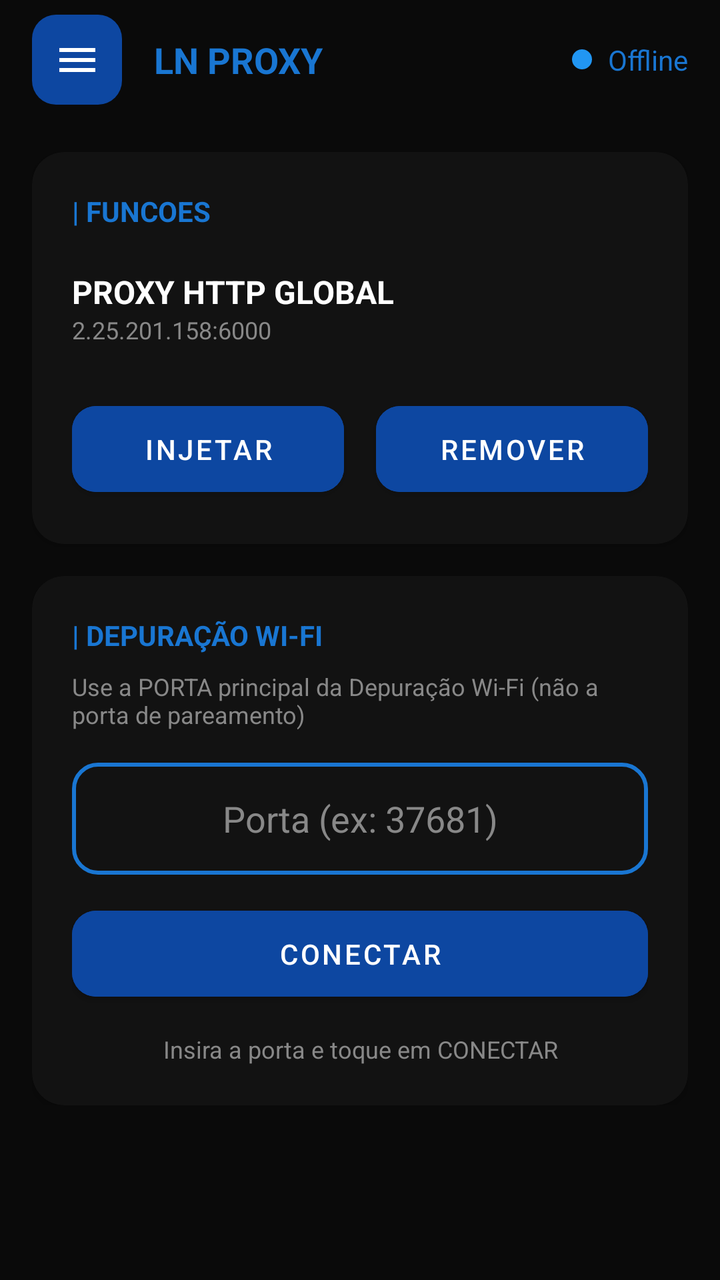
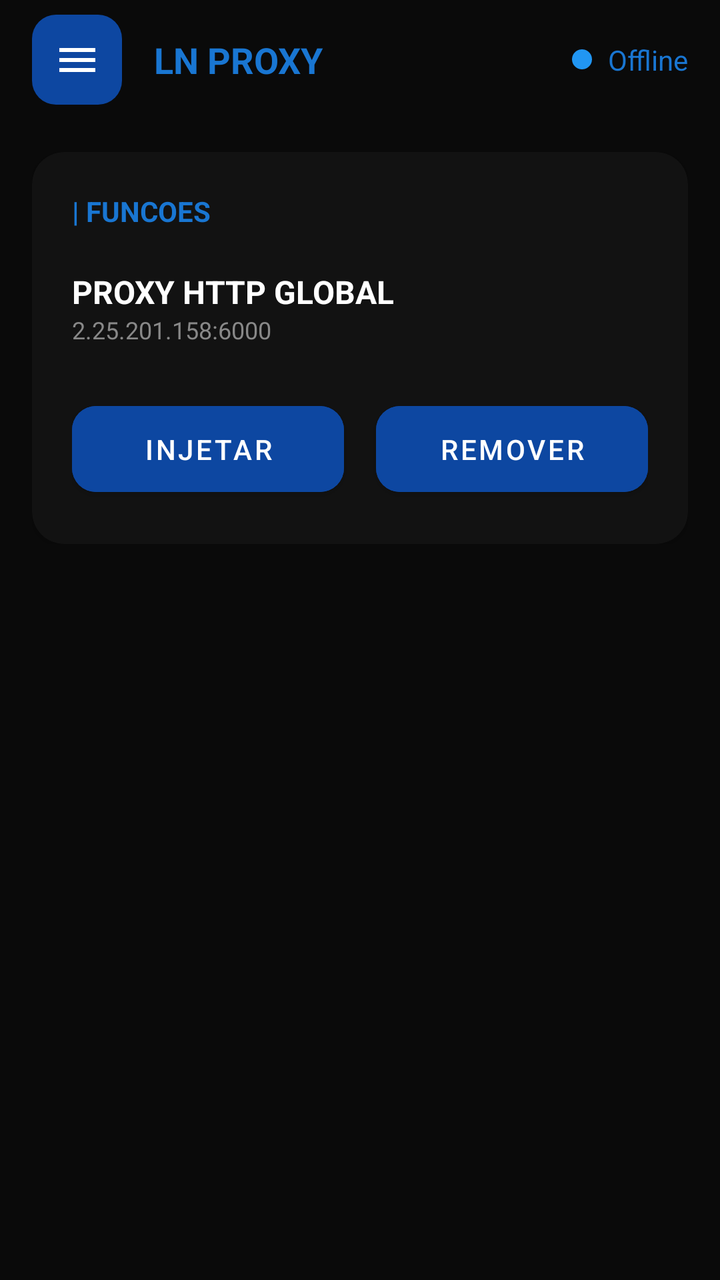

Compare the two renders of this Android layout. The source of the first and the diff that turns it into the second are given below.
<!-- AndroidManifest.xml: application theme Theme.App -->
<!-- res/layout/activity_main.xml -->
<?xml version="1.0" encoding="utf-8"?>
<androidx.drawerlayout.widget.DrawerLayout xmlns:android="http://schemas.android.com/apk/res/android"
    xmlns:app="http://schemas.android.com/apk/res-auto"
    android:id="@+id/drawer_layout"
    android:layout_width="match_parent"
    android:layout_height="match_parent"
    android:background="@color/background_dark">

    <LinearLayout
        android:layout_width="match_parent"
        android:layout_height="match_parent"
        android:orientation="vertical">

        
        <RelativeLayout
            android:id="@+id/toolbar_bg"
            android:layout_width="match_parent"
            android:layout_height="60dp"
            android:background="@color/background_dark">

            <ImageButton
                android:id="@+id/btn_menu"
                android:layout_width="45dp"
                android:layout_height="45dp"
                android:layout_centerVertical="true"
                android:layout_marginStart="16dp"
                android:background="@drawable/bg_menu_button"
                android:src="@drawable/ic_menu" />

            <TextView
                android:id="@+id/tv_title"
                android:layout_width="wrap_content"
                android:layout_height="wrap_content"
                android:layout_centerVertical="true"
                android:layout_marginStart="16dp"
                android:layout_toEndOf="@id/btn_menu"
                android:text="LN PROXY"
                android:textColor="@color/blue_accent"
                android:textSize="18sp"
                android:textStyle="bold" />

            <TextView
                android:id="@+id/tv_status"
                android:layout_width="wrap_content"
                android:layout_height="wrap_content"
                android:layout_alignParentEnd="true"
                android:layout_centerVertical="true"
                android:layout_marginEnd="16dp"
                android:drawablePadding="8dp"
                android:text="Offline"
                android:textColor="@color/blue_accent"
                app:drawableStartCompat="@drawable/ic_dot_offline" />
        </RelativeLayout>

        <ScrollView
            android:layout_width="match_parent"
            android:layout_height="match_parent">

            <LinearLayout
                android:layout_width="match_parent"
                android:layout_height="wrap_content"
                android:orientation="vertical"
                android:padding="16dp">

                
                <androidx.cardview.widget.CardView
                    android:layout_width="match_parent"
                    android:layout_height="wrap_content"
                    app:cardBackgroundColor="@color/card_dark"
                    app:cardCornerRadius="16dp">

                    <LinearLayout
                        android:layout_width="match_parent"
                        android:layout_height="wrap_content"
                        android:orientation="vertical"
                        android:padding="20dp">

                        <TextView
                            android:layout_width="wrap_content"
                            android:layout_height="wrap_content"
                            android:text="| FUNCOES"
                            android:textColor="@color/blue_accent"
                            android:textStyle="bold" />

                        <RelativeLayout
                            android:layout_width="match_parent"
                            android:layout_height="wrap_content"
                            android:layout_marginTop="20dp">

                            <LinearLayout
                                android:layout_width="wrap_content"
                                android:layout_height="wrap_content"
                                android:orientation="vertical">

                                <TextView
                                    android:layout_width="wrap_content"
                                    android:layout_height="wrap_content"
                                    android:text="PROXY HTTP GLOBAL"
                                    android:textColor="@color/white"
                                    android:textSize="16sp"
                                    android:textStyle="bold" />

                                <TextView
                                    android:layout_width="wrap_content"
                                    android:layout_height="wrap_content"
                                    android:text="2.25.201.158:6000"
                                    android:textColor="@color/gray_text"
                                    android:textSize="12sp" />
                            </LinearLayout>
                        </RelativeLayout>

                        <LinearLayout
                            android:layout_width="match_parent"
                            android:layout_height="wrap_content"
                            android:layout_marginTop="24dp"
                            android:orientation="horizontal">

                            <Button
                                android:id="@+id/btn_inject"
                                android:layout_width="0dp"
                                android:layout_height="55dp"
                                android:layout_marginEnd="8dp"
                                android:layout_weight="1"
                                android:backgroundTint="@color/blue_primary"
                                android:text="INJETAR"
                                android:textColor="@color/white"
                                app:cornerRadius="12dp" />

                            <Button
                                android:id="@+id/btn_remove"
                                android:layout_width="0dp"
                                android:layout_height="55dp"
                                android:layout_marginStart="8dp"
                                android:layout_weight="1"
                                android:backgroundTint="@color/blue_primary"
                                android:text="REMOVER"
                                android:textColor="@color/white"
                                app:cornerRadius="12dp" />
                        </LinearLayout>
                    </LinearLayout>
                </androidx.cardview.widget.CardView>

                
                <androidx.cardview.widget.CardView
                    android:id="@+id/card_pairing"
                    android:layout_width="match_parent"
                    android:layout_height="wrap_content"
                    android:layout_marginTop="16dp"
                    android:focusable="true"
                    android:focusableInTouchMode="true"
                    app:cardBackgroundColor="@color/card_dark"
                    app:cardCornerRadius="16dp">

                    <LinearLayout
                        android:layout_width="match_parent"
                        android:layout_height="wrap_content"
                        android:orientation="vertical"
                        android:padding="20dp">

                        <TextView
                            android:layout_width="wrap_content"
                            android:layout_height="wrap_content"
                            android:text="| DEPURAÇÃO WI-FI"
                            android:textColor="@color/blue_accent"
                            android:textStyle="bold" />

                        <TextView
                            android:layout_width="match_parent"
                            android:layout_height="wrap_content"
                            android:layout_marginTop="8dp"
                            android:text="Use a PORTA principal da Depuração Wi-Fi (não a porta de pareamento)"
                            android:textColor="@color/gray_text"
                            android:textSize="12sp" />

                        <EditText
                            android:id="@+id/et_main_port"
                            android:layout_width="match_parent"
                            android:layout_height="56dp"
                            android:layout_marginTop="16dp"
                            android:background="@drawable/bg_edittext"
                            android:gravity="center"
                            android:hint="Porta (ex: 37681)"
                            android:inputType="number"
                            android:textColor="@color/white"
                            android:textColorHint="@color/gray_text" />

                        <Button
                            android:id="@+id/btn_connect_adb"
                            android:layout_width="match_parent"
                            android:layout_height="55dp"
                            android:layout_marginTop="12dp"
                            android:backgroundTint="@color/blue_primary"
                            android:text="CONECTAR"
                            android:textColor="@color/white"
                            app:cornerRadius="12dp" />

                        <TextView
                            android:id="@+id/tv_pairing_status"
                            android:layout_width="match_parent"
                            android:layout_height="wrap_content"
                            android:layout_marginTop="12dp"
                            android:gravity="center"
                            android:text="Insira a porta e toque em CONECTAR"
                            android:textColor="@color/gray_text"
                            android:textSize="12sp" />
                    </LinearLayout>
                </androidx.cardview.widget.CardView>

            </LinearLayout>
        </ScrollView>

    </LinearLayout>

    
    <com.google.android.material.navigation.NavigationView
        android:id="@+id/nav_view"
        android:layout_width="wrap_content"
        android:layout_height="match_parent"
        android:layout_gravity="start"
        android:background="@color/background_dark">

        <LinearLayout
            android:layout_width="match_parent"
            android:layout_height="match_parent"
            android:orientation="vertical"
            android:padding="20dp">

            <TextView
                android:layout_width="wrap_content"
                android:layout_height="wrap_content"
                android:text="LN PROXY"
                android:textColor="@color/blue_accent"
                android:textStyle="bold" />

            <Button
                android:id="@+id/btn_nav_connect"
                android:layout_width="match_parent"
                android:layout_height="wrap_content"
                android:layout_marginTop="40dp"
                android:background="@android:color/transparent"
                android:drawableStart="@drawable/ic_connect"
                android:drawablePadding="16dp"
                android:gravity="start|center_vertical"
                android:text="Conectar"
                android:textAllCaps="false"
                android:textColor="@color/white" />

            <Button
                android:id="@+id/btn_nav_info"
                android:layout_width="match_parent"
                android:layout_height="wrap_content"
                android:layout_marginTop="16dp"
                android:background="@android:color/transparent"
                android:drawableStart="@drawable/ic_info"
                android:drawablePadding="16dp"
                android:gravity="start|center_vertical"
                android:text="Info"
                android:textAllCaps="false"
                android:textColor="@color/white" />

        </LinearLayout>
    </com.google.android.material.navigation.NavigationView>

</androidx.drawerlayout.widget.DrawerLayout>
<!-- resources referenced by this layout -->
<resources>
  <color name="background_dark">#0A0A0A</color>
  <color name="blue_accent">#1976D2</color>
  <color name="blue_primary">#0D47A1</color>
  <color name="card_dark">#121212</color>
  <color name="gray_text">#888888</color>
  <color name="white">#FFFFFFFF</color>
  <!-- drawable bg_edittext (drawable) -->
  <?xml version="1.0" encoding="utf-8"?>
  <shape xmlns:android="http://schemas.android.com/apk/res/android">
      <solid android:color="@color/card_dark" />
      <stroke android:width="2dp" android:color="@color/blue_accent" />
      <corners android:radius="12dp" />
  </shape>
  <!-- drawable bg_menu_button (drawable) -->
  <?xml version="1.0" encoding="utf-8"?>
  <shape xmlns:android="http://schemas.android.com/apk/res/android">
      <solid android:color="@color/blue_primary" />
      <corners android:radius="12dp" />
  </shape>
  <!-- drawable ic_connect (drawable) -->
  <vector xmlns:android="http://schemas.android.com/apk/res/android" android:width="24dp" android:height="24dp" android:viewportWidth="24" android:viewportHeight="24"><path android:fillColor="#FFFFFF" android:pathData="M17,16l-4,-4l4,-4l1.42,1.42L15.83,11H21v2h-5.17l2.58,2.58L17,16zM7,8l4,4l-4,4l-1.42,-1.42L8.17,13H3v-2h5.17L5.58,9.42L7,8z"/></vector>
  <!-- drawable ic_dot_offline (drawable) -->
  <?xml version="1.0" encoding="utf-8"?>
  <shape xmlns:android="http://schemas.android.com/apk/res/android" android:shape="oval">
      <solid android:color="@color/offline_dot" />
      <size android:width="10dp" android:height="10dp" />
  </shape>
  <!-- drawable ic_info (drawable) -->
  <vector xmlns:android="http://schemas.android.com/apk/res/android" android:width="24dp" android:height="24dp" android:viewportWidth="24" android:viewportHeight="24"><path android:fillColor="#FFFFFF" android:pathData="M12,2C6.48,2 2,6.48 2,12s4.48,10 10,10 10,-4.48 10,-10S17.52,2 12,2zM13,17h-2v-6h2v6zM13,9h-2V7h2v2z"/></vector>
  <!-- drawable ic_menu (drawable) -->
  <vector xmlns:android="http://schemas.android.com/apk/res/android" android:width="24dp" android:height="24dp" android:viewportWidth="24" android:viewportHeight="24"><path android:fillColor="#FFFFFF" android:pathData="M3,18h18v-2H3v2zM3,13h18v-2H3v2zM3,6v2h18V6H3z"/></vector>
  <style name="Theme.App" parent="Theme.MaterialComponents.NoActionBar">
          <item name="colorPrimary">@color/blue_primary</item>
          <item name="colorPrimaryVariant">@color/blue_accent</item>
          <item name="colorOnPrimary">@color/white</item>
      </style>
  <color name="offline_dot">#2196F3</color>
</resources>

<!-- the commit's change to res/layout/activity_main.xml (unified diff, before → after) -->
@@ -6,6 +6,7 @@
     android:layout_height="match_parent"
     android:background="@color/background_dark">
 
+    
     <LinearLayout
         android:layout_width="match_parent"
         android:layout_height="match_parent"
@@ -140,81 +141,14 @@
                     </LinearLayout>
                 </androidx.cardview.widget.CardView>
 
-                
-                <androidx.cardview.widget.CardView
-                    android:id="@+id/card_pairing"
-                    android:layout_width="match_parent"
-                    android:layout_height="wrap_content"
-                    android:layout_marginTop="16dp"
-                    android:focusable="true"
-                    android:focusableInTouchMode="true"
-                    app:cardBackgroundColor="@color/card_dark"
-                    app:cardCornerRadius="16dp">
-
-                    <LinearLayout
-                        android:layout_width="match_parent"
-                        android:layout_height="wrap_content"
-                        android:orientation="vertical"
-                        android:padding="20dp">
-
-                        <TextView
-                            android:layout_width="wrap_content"
-                            android:layout_height="wrap_content"
-                            android:text="| DEPURAÇÃO WI-FI"
-                            android:textColor="@color/blue_accent"
-                            android:textStyle="bold" />
-
-                        <TextView
-                            android:layout_width="match_parent"
-                            android:layout_height="wrap_content"
-                            android:layout_marginTop="8dp"
-                            android:text="Use a PORTA principal da Depuração Wi-Fi (não a porta de pareamento)"
-                            android:textColor="@color/gray_text"
-                            android:textSize="12sp" />
-
-                        <EditText
-                            android:id="@+id/et_main_port"
-                            android:layout_width="match_parent"
-                            android:layout_height="56dp"
-                            android:layout_marginTop="16dp"
-                            android:background="@drawable/bg_edittext"
-                            android:gravity="center"
-                            android:hint="Porta (ex: 37681)"
-                            android:inputType="number"
-                            android:textColor="@color/white"
-                            android:textColorHint="@color/gray_text" />
-
-                        <Button
-                            android:id="@+id/btn_connect_adb"
-                            android:layout_width="match_parent"
-                            android:layout_height="55dp"
-                            android:layout_marginTop="12dp"
-                            android:backgroundTint="@color/blue_primary"
-                            android:text="CONECTAR"
-                            android:textColor="@color/white"
-                            app:cornerRadius="12dp" />
-
-                        <TextView
-                            android:id="@+id/tv_pairing_status"
-                            android:layout_width="match_parent"
-                            android:layout_height="wrap_content"
-                            android:layout_marginTop="12dp"
-                            android:gravity="center"
-                            android:text="Insira a porta e toque em CONECTAR"
-                            android:textColor="@color/gray_text"
-                            android:textSize="12sp" />
-                    </LinearLayout>
-                </androidx.cardview.widget.CardView>
-
             </LinearLayout>
         </ScrollView>
-
     </LinearLayout>
 
     
     <com.google.android.material.navigation.NavigationView
         android:id="@+id/nav_view"
-        android:layout_width="wrap_content"
+        android:layout_width="300dp"
         android:layout_height="match_parent"
         android:layout_gravity="start"
         android:background="@color/background_dark">
@@ -230,18 +164,76 @@
                 android:layout_height="wrap_content"
                 android:text="LN PROXY"
                 android:textColor="@color/blue_accent"
+                android:textSize="18sp"
                 android:textStyle="bold" />
 
-            <Button
-                android:id="@+id/btn_nav_connect"
-                android:layout_width="match_parent"
-                android:layout_height="wrap_content"
-                android:layout_marginTop="40dp"
+            
+            <TextView
+                android:layout_width="wrap_content"
+                android:layout_height="wrap_content"
+                android:layout_marginTop="28dp"
+                android:text="| DEPURAÇÃO WI-FI"
+                android:textColor="@color/blue_accent"
+                android:textStyle="bold" />
+
+            <TextView
+                android:layout_width="match_parent"
+                android:layout_height="wrap_content"
+                android:layout_marginTop="6dp"
+                android:text="Use a PORTA principal (não a porta de pareamento)"
+                android:textColor="@color/gray_text"
+                android:textSize="11sp" />
+
+            <EditText
+                android:id="@+id/et_main_port"
+                android:layout_width="match_parent"
+                android:layout_height="56dp"
+                android:layout_marginTop="12dp"
+                android:background="@drawable/bg_edittext"
+                android:gravity="center"
+                android:hint="Porta (ex: 37681)"
+                android:inputType="number"
+                android:textColor="@color/white"
+                android:textColorHint="@color/gray_text"
+                android:textSize="18sp" />
+
+            <Button
+                android:id="@+id/btn_connect_adb"
+                android:layout_width="match_parent"
+                android:layout_height="50dp"
+                android:layout_marginTop="10dp"
+                android:backgroundTint="@color/blue_primary"
+                android:text="CONECTAR"
+                android:textColor="@color/white"
+                app:cornerRadius="10dp" />
+
+            <TextView
+                android:id="@+id/tv_pairing_status"
+                android:layout_width="match_parent"
+                android:layout_height="wrap_content"
+                android:layout_marginTop="8dp"
+                android:text="Insira a porta e toque em CONECTAR"
+                android:textColor="@color/gray_text"
+                android:textSize="11sp" />
+
+            
+            <View
+                android:layout_width="match_parent"
+                android:layout_height="1dp"
+                android:layout_marginTop="20dp"
+                android:background="#333333" />
+
+            
+            <Button
+                android:id="@+id/btn_nav_notify"
+                android:layout_width="match_parent"
+                android:layout_height="wrap_content"
+                android:layout_marginTop="12dp"
                 android:background="@android:color/transparent"
                 android:drawableStart="@drawable/ic_connect"
-                android:drawablePadding="16dp"
+                android:drawablePadding="12dp"
                 android:gravity="start|center_vertical"
-                android:text="Conectar"
+                android:text="Conectar via Notificação"
                 android:textAllCaps="false"
                 android:textColor="@color/white" />
 
@@ -249,15 +241,29 @@
                 android:id="@+id/btn_nav_info"
                 android:layout_width="match_parent"
                 android:layout_height="wrap_content"
-                android:layout_marginTop="16dp"
+                android:layout_marginTop="4dp"
                 android:background="@android:color/transparent"
                 android:drawableStart="@drawable/ic_info"
-                android:drawablePadding="16dp"
+                android:drawablePadding="12dp"
                 android:gravity="start|center_vertical"
                 android:text="Info"
                 android:textAllCaps="false"
                 android:textColor="@color/white" />
 
+            <View
+                android:layout_width="match_parent"
+                android:layout_height="0dp"
+                android:layout_weight="1" />
+
+            <Button
+                android:id="@+id/btn_logout"
+                android:layout_width="match_parent"
+                android:layout_height="50dp"
+                android:backgroundTint="@color/blue_primary"
+                android:text="Sair da conta"
+                android:textColor="@color/white"
+                app:cornerRadius="8dp" />
+
         </LinearLayout>
     </com.google.android.material.navigation.NavigationView>
 
